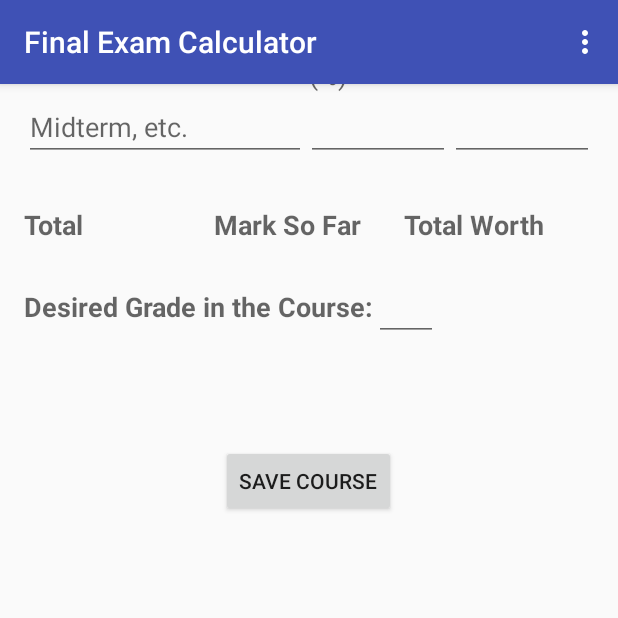
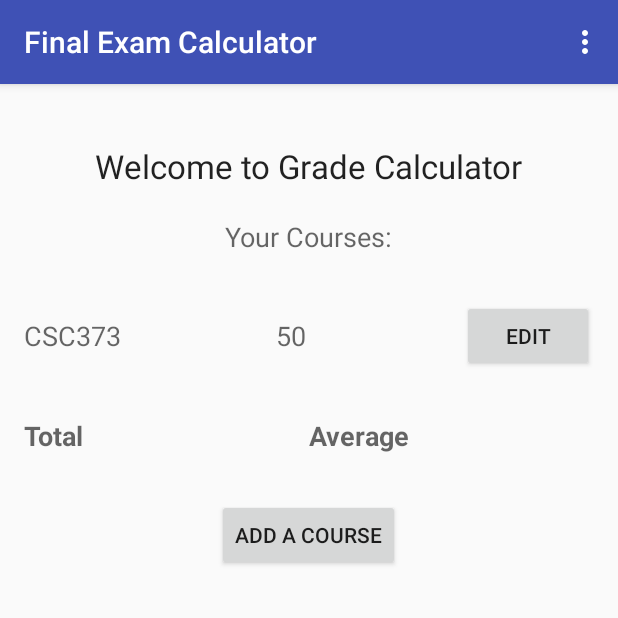
Before and after one commit to evanklein1/Grade-Calculator, an Android app: the screen it shows after launch (MainActivity), on a phone screen of 412 x 824 dp, the top half of it. Run offline under Robolectric (Android 15) with nearby library versions, the phone set to English and light mode, and no system bars.

Commit message:
added onclick methods for editcourse buttons on home page

```diff
--- a/app/src/main/res/layout/content_main.xml
+++ b/app/src/main/res/layout/content_main.xml
@@ -25,77 +25,68 @@
                 android:clickable="true"
                 android:id="@+id/main_layout"
                 android:focusableInTouchMode="true">
+
+                <TextView
+                    android:layout_width="wrap_content"
+                    android:layout_height="wrap_content"
+                    android:layout_marginTop="80dp"
+                    android:layout_marginBottom="20dp"
+                    android:layout_gravity="center"
+                    android:textAppearance="?android:attr/textAppearanceLarge"
+                    android:text="Welcome to Grade Calculator"
+                    android:id="@+id/welcome" />
+                <TextView
+                    android:layout_width="wrap_content"
+                    android:layout_height="wrap_content"
+                    android:layout_marginBottom="30dp"
+                    android:layout_gravity="center"
+                    android:textAppearance="?android:attr/textAppearanceMedium"
+                    android:text="Your Courses:"
+                    android:id="@+id/textView2" />
                 <TableLayout
                     android:layout_width="match_parent"
                     android:layout_height="wrap_content"
                     android:layout_marginBottom="30dp"
                     android:id="@+id/table_home">
 
-                    <TableRow
-                        android:layout_width="fill_parent"
-                        android:layout_height="fill_parent">
-
-                        <TextView
-                            android:layout_width="0dip"
-                            android:layout_height="wrap_content"
-                            android:layout_weight="2"
-                            android:textAppearance="?android:attr/textAppearanceMedium"
-                            android:text="@string/type_string"
-                            android:id="@+id/type_text" />
-
-                        <TextView
-                            android:layout_width="0dip"
-                            android:layout_height="wrap_content"
-                            android:layout_gravity="center"
-                            android:layout_weight="1"
-                            android:textAppearance="?android:attr/textAppearanceMedium"
-                            android:text="@string/your_mark_string"
-                            android:id="@+id/your_mark_text"
-                            android:layout_column="1" />
-
-                        <TextView
-                            android:layout_width="0dip"
-                            android:layout_height="wrap_content"
-                            android:layout_weight="1"
-                            android:textAppearance="?android:attr/textAppearanceMedium"
-                            android:text="@string/worth_string"
-                            android:id="@+id/worth_text"
-                            android:layout_column="2" />
-                    </TableRow>
 
                     <TableRow
                         android:layout_width="match_parent"
                         android:layout_height="match_parent">
 
-                        <EditText
+                        <TextView
                             android:layout_width="wrap_content"
                             android:layout_height="wrap_content"
                             android:layout_weight="1"
-                            android:id="@+id/type_1"
-                            android:hint="Midterm, etc."
+                            android:id="@+id/course_name_1"
+                            android:textAppearance="?android:attr/textAppearanceMedium"
+                            android:layout_gravity="center"
+                            android:text="CSC373"
                             android:layout_column="0" />
 
-                        <EditText
+                        <TextView
                             android:layout_width="wrap_content"
                             android:layout_height="wrap_content"
-                            android:inputType="numberDecimal"
                             android:layout_weight="1"
-                            android:id="@+id/your_mark_1"
+                            android:layout_gravity="center"
+                            android:textAppearance="?android:attr/textAppearanceMedium"
+                            android:text="50"
+                            android:id="@+id/course_grade_1"
                             android:layout_column="1" />
 
-                        <EditText
+                        <Button
                             android:layout_width="wrap_content"
                             android:layout_height="wrap_content"
-                            android:inputType="numberDecimal"
-                            android:layout_weight="1"
-                            android:id="@+id/worth_1"
-                            android:layout_column="2" />
+                            android:text="Edit"
+                            android:id="@+id/edit_course_1"
+                            android:onClick="editCourse"
+                            android:layout_gravity="center_horizontal" />
                     </TableRow>
                 </TableLayout>
                 <TableLayout
                     android:layout_width="match_parent"
                     android:layout_height="wrap_content"
-                    android:layout_marginBottom="20dp"
+                    android:layout_marginBottom="30dp"
                     android:id="@+id/total_row">
 
                     <TableRow
@@ -117,64 +108,17 @@
                             android:layout_height="wrap_content"
                             android:layout_weight="1"
                             android:textAppearance="?android:attr/textAppearanceMedium"
-                            android:text="Mark So Far"
+                            android:text="Average"
                             android:textStyle="bold"
                             android:id="@+id/mark_so_far"
                             android:layout_column="1" />
-
-                        <TextView
-                            android:layout_width="0dip"
-                            android:layout_height="wrap_content"
-                            android:layout_weight="1"
-                            android:textAppearance="?android:attr/textAppearanceMedium"
-                            android:text="Total Worth"
-                            android:textStyle="bold"
-                            android:id="@+id/total_worth"
-                            android:layout_column="2" />
-
-
                     </TableRow>
                 </TableLayout>
-                <TableLayout
-                    android:layout_width="match_parent"
-                    android:layout_height="wrap_content"
-                    android:layout_marginBottom="20dp">
-
-                    <TableRow
-                        android:layout_width="match_parent"
-                        android:layout_height="match_parent">
-
-                        <TextView
-                            android:layout_width="wrap_content"
-                            android:layout_height="wrap_content"
-                            android:textAppearance="?android:attr/textAppearanceMedium"
-                            android:textStyle="bold"
-                            android:text="Desired Grade in the Course:"
-                            android:id="@+id/desired_grade_text" />
-
-                        <EditText
-                            android:layout_width="wrap_content"
-                            android:layout_height="wrap_content"
-                            android:inputType="numberDecimal"
-                            android:ems="2"
-                            android:id="@+id/desired_grade" />
-                    </TableRow>
-                </TableLayout>
-
-
-                <TextView
-                    android:layout_width="wrap_content"
-                    android:layout_height="wrap_content"
-                    android:textAppearance="?android:attr/textAppearanceLarge"
-                    android:text=""
-                    android:id="@+id/final_message"
-                    android:layout_marginBottom="20dp"
-                    android:layout_gravity="center_vertical" />
 
                 <Button
                     android:layout_width="wrap_content"
                     android:layout_height="wrap_content"
-                    android:text="Save Course"
+                    android:text="Add A Course"
                     android:id="@+id/save_course_button"
                     android:onClick="promptCourseName"
                     android:layout_gravity="center_horizontal" />
```
Also changed, not shown: app/src/main/java/me/evanklein/finalexamcalculator/CourseActivity.java (+17 -5 lines), app/src/main/java/me/evanklein/finalexamcalculator/MainActivity.java (+42 -55 lines).
